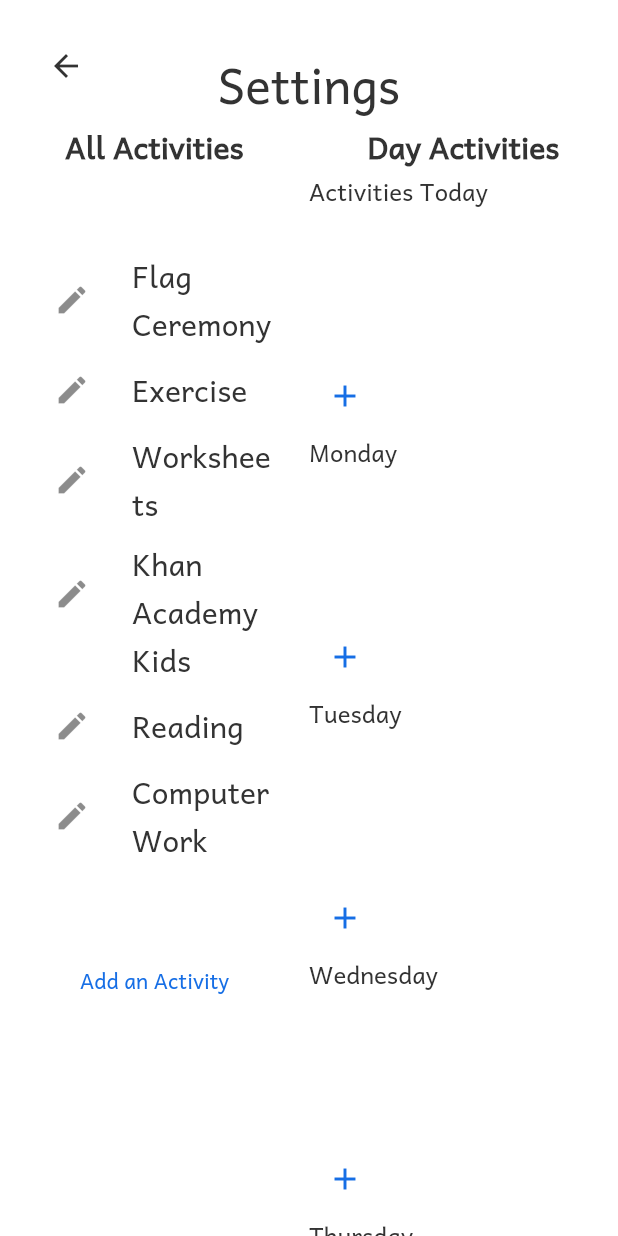
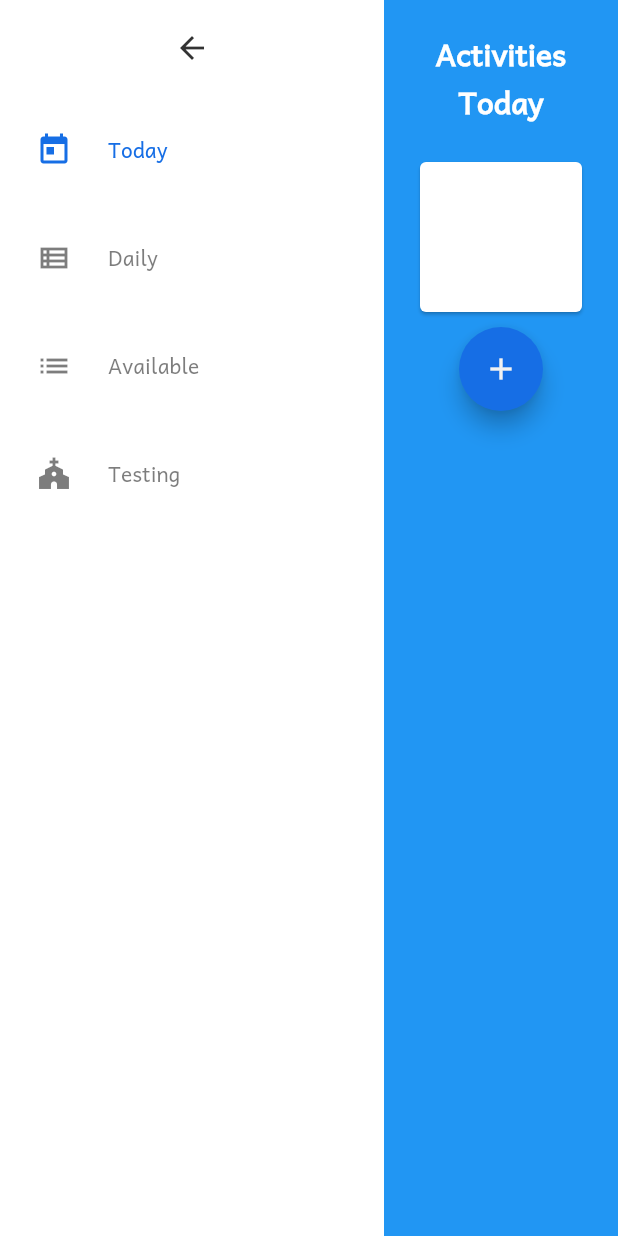
Before and after one commit to brainchild-projects/aralan, a Flutter app: the screen it shows after launch, after a tap on the "settings" icon, on a phone screen of 412 x 824 dp. Run offline on Flutter 3.47's test engine with Material 2 defaults, Android fonts, the phone set to English and light mode, and no system bars; our stand-ins replace date_format, shared_preferences.

Commit message:
feat: change settings page layout

```diff
--- a/lib/elements/choose_and_order_activities.dart
+++ b/lib/elements/choose_and_order_activities.dart
@@ -4,7 +4,7 @@ import 'package:flutter/material.dart';
 
 import '../models/activity.dart';
 import 'activity_list_tile.dart';
-import 'h3.dart';
+import 'h2.dart';
 import 'list_container.dart';
 
 typedef OnChooseActivities = Function(List<Activity> activity);
@@ -49,7 +49,7 @@ class _ChooseAndOrderActivitiesState extends State<ChooseAndOrderActivities> {
 
   @override
   Widget build(BuildContext context) {
-    var theme = Theme.of(context);
+    final theme = Theme.of(context);
     final builder = StatefulBuilder(builder: (context, setDialogState) {
       final toggles = widget.available.map((activity) {
         return ToggleActivity(
@@ -86,7 +86,34 @@ class _ChooseAndOrderActivitiesState extends State<ChooseAndOrderActivities> {
         ],
       );
     });
-    final body = ListContainer<Activity>(
+    final body = _body();
+    final action = _action(theme, builder);
+    final title = widget.title;
+    const spacer = SizedBox(height: 6.0);
+
+    final cells = title != null
+        ? [
+            H2(title),
+            const SizedBox(height: 20.0),
+            body,
+            spacer,
+            action,
+          ]
+        : [body, spacer, action];
+
+    return Padding(
+      padding: const EdgeInsets.all(20.0),
+      child: Column(
+        crossAxisAlignment: CrossAxisAlignment.center,
+        mainAxisAlignment: MainAxisAlignment.start,
+        children: cells,
+      ),
+    );
+  }
+
+  Widget _body() {
+    return Card(
+      child: ListContainer<Activity>(
         list: widget.list,
         onReorder: (a, b) {
           setState(() {
@@ -95,28 +122,25 @@ class _ChooseAndOrderActivitiesState extends State<ChooseAndOrderActivities> {
             widget.onChoose(_chosenActivities());
           });
         },
-      builder: (activity, _) {
+        builder: (activity, _, index) {
           return ActivityListTile(
             key: Key(activity.id),
             activity: activity,
           );
         },
+      ),
     );
-    final action = IconButton(
+  }
+
+  Widget _action(ThemeData theme, StatefulBuilder builder) {
+    return FloatingActionButton(
       onPressed: () {
         showDialog(context: context, builder: (context) => builder);
       },
-      color: theme.colorScheme.primary,
-      icon: const Icon(Icons.add),
-    );
-
-    final cells = widget.title != null
-        ? [H3(widget.title!), body, action]
-        : [body, action];
-
-    return Column(
-      crossAxisAlignment: CrossAxisAlignment.start,
-      children: cells,
+      // color: theme.colorScheme.primary,
+      backgroundColor: theme.colorScheme.primary,
+      child: const Icon(Icons.add),
+      heroTag: widget.title,
     );
   }
 }
--- /dev/null
+++ b/lib/elements/colored_scrollable_child.dart
@@ -0,0 +1,21 @@
+import 'package:flutter/material.dart';
+
+class ColoredScrollableChild extends StatelessWidget {
+  final Color color;
+  final Widget child;
+  const ColoredScrollableChild({
+    Key? key,
+    required this.color,
+    required this.child,
+  }) : super(key: key);
+
+  @override
+  Widget build(BuildContext context) {
+    return Container(
+      color: color,
+      child: SingleChildScrollView(
+        child: child,
+      ),
+    );
+  }
+}
--- a/lib/elements/h2.dart
+++ b/lib/elements/h2.dart
@@ -9,7 +9,10 @@ class H2 extends StatelessWidget {
     final theme = Theme.of(context);
     return Text(
       text,
-      style: theme.textTheme.headline4,
+      textAlign: TextAlign.center,
+      style: theme.textTheme.headline4?.copyWith(
+        color: Colors.white,
+      ),
     );
   }
 }
--- a/lib/elements/list_container.dart
+++ b/lib/elements/list_container.dart
@@ -3,7 +3,7 @@ import 'package:flutter/material.dart';
 import '../models/activity.dart';
 
 typedef ActivityItemBuilder<T extends ActivityLike> = Widget Function(
-    T activity, BuildContext context);
+    T activity, BuildContext context, int index);
 
 typedef OnReorder = void Function(int oldIndex, int newIndex);
 
@@ -33,7 +33,7 @@ class ListContainer<T extends ActivityLike> extends StatelessWidget {
         shrinkWrap: true,
         physics: const NeverScrollableScrollPhysics(),
         itemBuilder: (BuildContext context, int index) {
-          return builder(list[index], context);
+          return builder(list[index], context, index);
         },
         onReorder: (before, after) {
           if (onReorder != null) {
@@ -48,7 +48,7 @@ class ListContainer<T extends ActivityLike> extends StatelessWidget {
       shrinkWrap: true,
       physics: const NeverScrollableScrollPhysics(),
       itemBuilder: (BuildContext context, int index) {
-        return builder(list[index], context);
+        return builder(list[index], context, index);
       },
     );
   }
--- a/lib/elements/navigation_button.dart
+++ b/lib/elements/navigation_button.dart
@@ -3,24 +3,30 @@ import 'package:flutter/material.dart';
 class NavigationButton extends StatelessWidget {
   final IconData icon;
   final VoidCallback onPressed;
+  final bool positioned;
 
   const NavigationButton({
     Key? key,
     required this.icon,
     required this.onPressed,
+    this.positioned = true,
   }) : super(key: key);
 
   @override
   Widget build(BuildContext context) {
     var theme = Theme.of(context);
-    return Positioned(
-      top: 20,
-      left: 20,
-      child: IconButton(
-        color: theme.colorScheme.onBackground,
-        icon: Icon(icon),
-        onPressed: onPressed,
-      ),
+    final button = IconButton(
+      color: theme.colorScheme.onBackground,
+      icon: Icon(icon),
+      onPressed: onPressed,
     );
+    if (positioned) {
+      return Positioned(
+        top: 20,
+        left: 20,
+        child: button,
+      );
+    }
+    return button;
   }
 }
--- a/lib/main.dart
+++ b/lib/main.dart
@@ -5,7 +5,7 @@ import 'package:flutter/services.dart';
 import 'package:provider/provider.dart';
 import 'package:shared_preferences/shared_preferences.dart';
 
-import 'home_page.dart';
+import 'pages/home_page.dart';
 
 void main() async {
   WidgetsFlutterBinding.ensureInitialized();
--- a/lib/models/activity.dart
+++ b/lib/models/activity.dart
@@ -8,7 +8,9 @@ abstract class ActivityLike {
 }
 
 class Activity extends ActivityLike {
+  @override
   final String name;
+  @override
   final String id;
 
   Activity({required this.name, String? id}) : id = id ?? uuid.v4();
--- a/lib/models/activity_repository.dart
+++ b/lib/models/activity_repository.dart
@@ -15,7 +15,6 @@ final List<Activity> _defaultActivities = [
   Activity(name: 'Worksheets'),
   Activity(name: 'Khan Academy Kids'),
   Activity(name: 'Reading'),
-  // Activity(name: 'Physical Education (P.E.)'),
   Activity(name: 'Computer Work'),
 ];
 
--- a/lib/home_page.dart
+++ b/lib/pages/home_page.dart
@@ -1,13 +1,12 @@
 import 'package:aralan/elements/list_container.dart';
+import 'package:aralan/elements/navigation_button.dart';
 import 'package:aralan/elements/toggle_activity.dart';
 import 'package:aralan/models/activity.dart';
 import 'package:aralan/models/activity_repository.dart';
-import 'package:aralan/settings_page.dart';
+import 'package:aralan/pages/settings_page.dart';
 import 'package:date_format/date_format.dart';
 import 'package:flutter/material.dart';
 import 'package:provider/provider.dart';
-
-import 'elements/navigation_button.dart';
 
 class HomePage extends StatefulWidget {
   const HomePage({Key? key, required this.title, required this.loadedAt})
@@ -71,7 +70,7 @@ class _HomePageState extends State<HomePage> {
                     width: 560,
                     child: ListContainer<CheckableActivity>(
                       list: repo.activitiesToday(now).activities,
-                      builder: (activity, context) {
+                      builder: (activity, context, _) {
                         return ToggleActivity(
                           activity: activity,
                           onToggle: (foo) {
--- /dev/null
+++ b/lib/pages/settings_page.dart
@@ -0,0 +1,96 @@
+import 'package:aralan/elements/colored_scrollable_child.dart';
+import 'package:aralan/elements/navigation_button.dart';
+import 'package:aralan/pages/settings_pages/available_activities.dart';
+import 'package:aralan/pages/settings_pages/daily_activities.dart';
+import 'package:aralan/pages/settings_pages/todays_activities.dart';
+import 'package:aralan/pages/test_page.dart';
+import 'package:flutter/material.dart';
+
+class SettingsPage extends StatefulWidget {
+  const SettingsPage({Key? key}) : super(key: key);
+
+  @override
+  State<SettingsPage> createState() => _SettingsPageState();
+}
+
+class _SettingsPageState extends State<SettingsPage> {
+  int _selectedIndex = 0;
+  PageController pageController = PageController();
+
+  @override
+  Widget build(BuildContext context) {
+    // var theme = Theme.of(context);
+
+    return Scaffold(
+      body: Row(
+        children: [
+          NavigationRail(
+            selectedIndex: _selectedIndex,
+            leading: NavigationButton(
+              positioned: false,
+              icon: Icons.arrow_back,
+              onPressed: () => {Navigator.pop(context)},
+            ),
+            extended: true,
+            onDestinationSelected: (index) {
+              if (index == 3) {
+                Navigator.push(
+                  context,
+                  MaterialPageRoute(builder: (context) => const TestPage()),
+                );
+                return;
+              }
+              setState(() {
+                _selectedIndex = index;
+                pageController.animateToPage(
+                  index,
+                  duration: const Duration(milliseconds: 200),
+                  curve: Curves.easeIn,
+                );
+              });
+            },
+            // labelType: NavigationRailLabelType.all,
+            destinations: const [
+              NavigationRailDestination(
+                icon: Icon(Icons.today),
+                label: Text('Today'),
+              ),
+              NavigationRailDestination(
+                icon: Icon(Icons.view_list_outlined),
+                label: Text('Daily'),
+              ),
+              NavigationRailDestination(
+                icon: Icon(Icons.list),
+                label: Text('Available'),
+              ),
+              NavigationRailDestination(
+                icon: Icon(Icons.church),
+                label: Text('Testing'),
+              ),
+            ],
+          ),
+          Expanded(
+            child: PageView(
+              controller: pageController,
+              scrollDirection: Axis.horizontal,
+              children: const [
+                ColoredScrollableChild(
+                  color: Colors.blue,
+                  child: TodaysActivities(),
+                ),
+                ColoredScrollableChild(
+                  color: Colors.green,
+                  child: DailyActivities(),
+                ),
+                ColoredScrollableChild(
+                  color: Colors.indigo,
+                  child: AvailableActivities(),
+                ),
+              ],
+            ),
+          ),
+        ],
+      ),
+    );
+  }
+}
--- a/lib/settings_page.dart
+++ b/lib/pages/settings_page_old.dart
@@ -1,16 +1,16 @@
 import 'package:aralan/elements/activity_dialog.dart';
 import 'package:aralan/elements/choose_and_order_activities.dart';
 import 'package:aralan/elements/editable_activity_tile.dart';
+import 'package:aralan/elements/list_container.dart';
 import 'package:aralan/elements/navigation_button.dart';
+import 'package:aralan/models/activities_today.dart';
+import 'package:aralan/models/activity_repository.dart';
+import 'package:aralan/models/weekdays.dart';
 import 'package:flutter/material.dart';
 import 'package:provider/provider.dart';
 
-import 'elements/h2.dart';
-import 'elements/list_container.dart';
-import 'models/activities_today.dart';
-import 'models/activity.dart';
-import 'models/activity_repository.dart';
-import 'models/weekdays.dart';
+import '../elements/h2.dart';
+import '../models/activity.dart';
 
 class SettingsPage extends StatelessWidget {
   const SettingsPage({Key? key}) : super(key: key);
@@ -67,7 +67,7 @@ class SettingsPage extends StatelessWidget {
                             const H2('All Activities'),
                             ListContainer<Activity>(
                               list: allActivities,
-                              builder: (activity, context) {
+                              builder: (activity, context, _) {
                                 return EditableActivityTile(
                                     activity: activity,
                                     onChange: (activity) {
--- /dev/null
+++ b/lib/pages/settings_pages/todays_activities.dart
@@ -0,0 +1,31 @@
+import 'package:aralan/elements/choose_and_order_activities.dart';
+import 'package:aralan/models/activities_today.dart';
+import 'package:aralan/models/activity_repository.dart';
+import 'package:flutter/material.dart';
+import 'package:provider/provider.dart';
+
+class TodaysActivities extends StatelessWidget {
+  const TodaysActivities({Key? key}) : super(key: key);
+
+  @override
+  Widget build(BuildContext context) {
+    final repo = Provider.of<ActivityRepository>(context);
+    final now = DateTime.now();
+    final allActivities = repo.all();
+    onChooseActivitiesToday(activities) {
+      repo.updateActivitiesToday(
+        ActivitiesToday.fromPlainActivities(
+          now,
+          activities,
+        ),
+      );
+    }
+
+    return ChooseAndOrderActivities(
+      title: 'Activities Today',
+      list: repo.activitiesToday(now).plainActivities(),
+      onChoose: onChooseActivitiesToday,
+      available: allActivities,
+    );
+  }
+}
```
Also changed, not shown: lib/pages/settings_pages/available_activities.dart (added, +57 -0 lines), lib/pages/settings_pages/daily_activities.dart (added, +35 -0 lines), lib/pages/test_page.dart (added, +41 -0 lines). Lines whose indentation alone changed are shown as unchanged.
